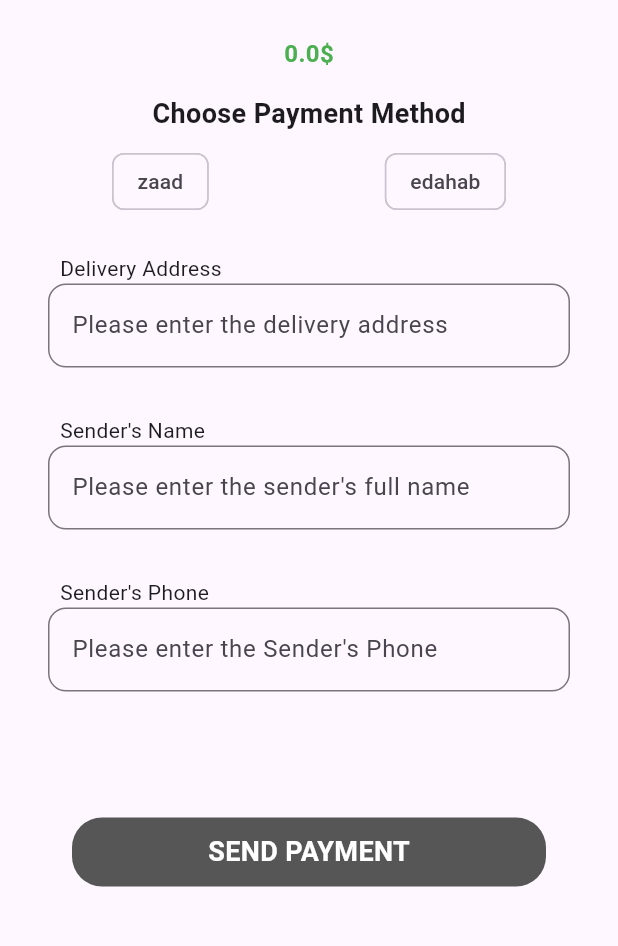
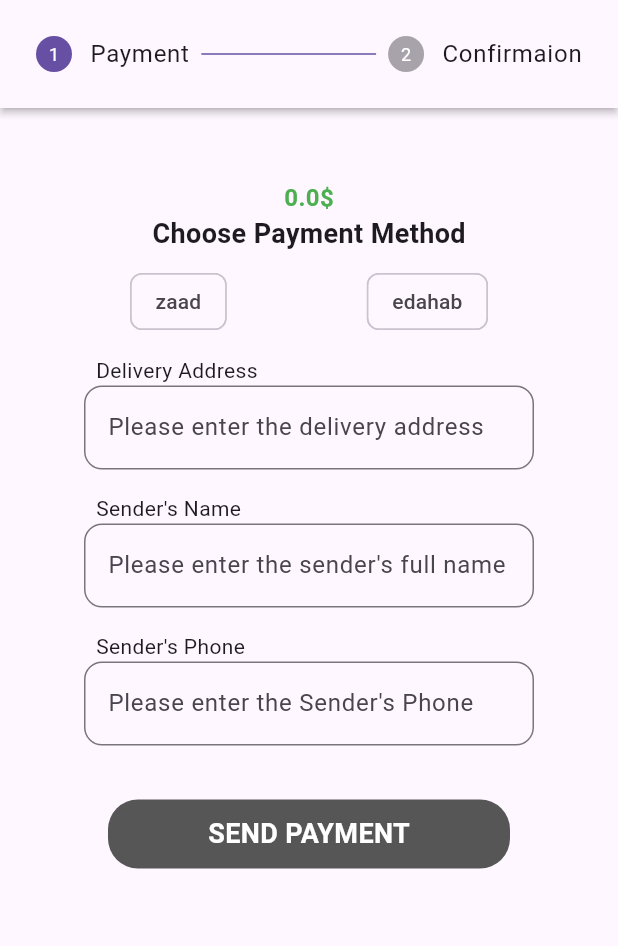
Before and after one commit to Semedii/Suuq, a Flutter app: the CheckOutPage screen opened directly with empty values, on a phone screen of 412 x 824 dp, the part 84-1030 px from its top. Run offline on Flutter 3.47's test engine with Material 3 defaults, Android fonts, the phone set to English and light mode, and no system bars; our stand-ins replace auto_route, carousel_slider, cloud_firestore, dots_indicator, firebase_auth, firebase_core and 4 more; accounts and stored records are empty; generated files the repository leaves out were written again.

```diff
--- a/lib/notifiers/checkout/checkout_notifier.dart
+++ b/lib/notifiers/checkout/checkout_notifier.dart
@@ -19,7 +19,7 @@ class CheckoutNotifier extends _$CheckoutNotifier {
     state = CheckoutLoadingState();
     final String? userEmail = FirebaseAuth.instance.currentUser?.email;
     final UserModel user = await _authDataService.fetchCurrentUser(userEmail!);
-    state = CheckouLoadedState(
+    state = CheckoutLoadedState(
       deliveryAddress: user.address,
       sendersName: user.name,
       sendersPhone: user.phoneNumber,
@@ -27,19 +27,26 @@ class CheckoutNotifier extends _$CheckoutNotifier {
   }
 
   onPaymenOptionChanged(PaymentOption option) {
-    state = (state as CheckouLoadedState).copyWith(paymentOption: option);
+    state = (state as CheckoutLoadedState).copyWith(paymentOption: option);
   }
 
   onDeliveryAddressChanged(String deliveryAddress) {
-    state = (state as CheckouLoadedState)
+    state = (state as CheckoutLoadedState)
         .copyWith(deliveryAddress: deliveryAddress);
   }
 
   onSendersNameChanged(String sendersName) {
-    state = (state as CheckouLoadedState).copyWith(sendersName: sendersName);
+    state = (state as CheckoutLoadedState).copyWith(sendersName: sendersName);
   }
 
   onSendersPhoneChanged(String sendersPhone) {
-    state = (state as CheckouLoadedState).copyWith(sendersPhone: sendersPhone);
+    state = (state as CheckoutLoadedState).copyWith(sendersPhone: sendersPhone);
+  }
+
+  onSendButtonPressed(){
+    state =(state as CheckoutLoadedState).copyWith(stepIndex: 1);
+  }
+  onStepTapped(int index){
+     state =(state as CheckoutLoadedState).copyWith(stepIndex: index);
   }
 }
--- a/lib/notifiers/checkout/checkout_state.dart
+++ b/lib/notifiers/checkout/checkout_state.dart
@@ -6,26 +6,30 @@ class CheckoutInitialState extends CheckoutState {}
 
 class CheckoutLoadingState extends CheckoutState {}
 
-class CheckouLoadedState extends CheckoutState {
+class CheckoutLoadedState extends CheckoutState {
+  final int stepIndex;
   final PaymentOption? paymentOption;
   final String? deliveryAddress;
   final String? sendersName;
   final String? sendersPhone;
 
-  CheckouLoadedState({
+  CheckoutLoadedState({
+    this.stepIndex=0,
      this.paymentOption,
      this.deliveryAddress,
      this.sendersName,
      this.sendersPhone,
   });
 
-  CheckouLoadedState copyWith({
+  CheckoutLoadedState copyWith({
+    int? stepIndex,
     PaymentOption? paymentOption,
     String? deliveryAddress,
     String? sendersName,
     String? sendersPhone,
   }) {
-    return CheckouLoadedState(
+    return CheckoutLoadedState(
+      stepIndex: stepIndex??this.stepIndex,
       paymentOption: paymentOption ?? this.paymentOption,
       deliveryAddress: deliveryAddress ?? this.deliveryAddress,
       sendersName: sendersName ?? this.sendersName,
--- /dev/null
+++ b/lib/pages/checkout_page/check_out_page.dart
@@ -0,0 +1,68 @@
+import 'package:auto_route/auto_route.dart';
+import 'package:flutter/material.dart';
+import 'package:flutter_riverpod/flutter_riverpod.dart';
+import 'package:suuq/notifiers/checkout/checkout_notifier.dart';
+import 'package:suuq/notifiers/checkout/checkout_state.dart';
+import 'package:suuq/pages/checkout_page/confirmation_step.dart';
+import 'package:suuq/pages/checkout_page/payment_step.dart';
+
+@RoutePage()
+class CheckOutPage extends ConsumerWidget {
+  final double totalAmount;
+  const CheckOutPage({super.key, required this.totalAmount});
+
+  @override
+  Widget build(BuildContext context, WidgetRef ref) {
+    final checkoutState = ref.watch(checkoutNotifierProvider);
+
+    return Scaffold(
+      appBar: AppBar(
+        title: const Text("Checkout"),
+      ),
+      body: _mapStateToWidget(context, checkoutState, ref),
+    );
+  }
+
+  Widget _mapStateToWidget(
+    BuildContext context,
+    CheckoutState state,
+    WidgetRef ref,
+  ) {
+    if (state is CheckoutInitialState) {
+      WidgetsBinding.instance.addPostFrameCallback((_) {
+        ref.read(checkoutNotifierProvider.notifier).initPage();
+      });
+    } else if (state is CheckoutLoadedState) {
+      return _checkouSteppers(context, state, ref);
+    }
+    return const Center(child: CircularProgressIndicator());
+  }
+
+  Widget _checkouSteppers(
+    BuildContext context,
+    CheckoutLoadedState state,
+    WidgetRef ref,
+  ) {
+    return Stepper(
+      onStepTapped: ref.read(checkoutNotifierProvider.notifier).onStepTapped,
+      currentStep: state.stepIndex,
+      controlsBuilder: (context, details) {
+        return const SizedBox.shrink();
+      },
+      type: StepperType.horizontal,
+      steps: [
+        Step(
+          title: const Text("Payment"),
+          content: PaymentStep(totalAmount: totalAmount),
+          isActive: state.stepIndex == 0,
+          state: state.stepIndex > 0 ? StepState.complete : StepState.indexed,
+        ),
+        Step(
+            title: const Text("Confirmaion"),
+            content: const ConfirmationStep(),
+            isActive: state.stepIndex == 1,
+            state: StepState.indexed),
+      ],
+    );
+  }
+}
--- /dev/null
+++ b/lib/pages/checkout_page/confirmation_step.dart
@@ -0,0 +1,10 @@
+import 'package:flutter/material.dart';
+
+class ConfirmationStep extends StatelessWidget {
+  const ConfirmationStep({super.key});
+
+  @override
+  Widget build(BuildContext context) {
+    return Container(width: 300, height: 300, color: Colors.red,);
+  }
+}
--- a/lib/pages/check_out_page.dart
+++ b/lib/pages/checkout_page/payment_step.dart
@@ -1,4 +1,3 @@
-import 'package:auto_route/auto_route.dart';
 import 'package:flutter/material.dart';
 import 'package:flutter_riverpod/flutter_riverpod.dart';
 import 'package:suuq/components/app_button.dart';
@@ -12,43 +11,13 @@ import 'package:suuq/utils/enums/payment_option_enum.dart';
 import 'package:suuq/utils/field_validators.dart';
 import 'package:flutter_gen/gen_l10n/app_localizations.dart';
 
-@RoutePage()
-class CheckOutPage extends ConsumerWidget {
+class PaymentStep extends ConsumerWidget {
+  PaymentStep({required this.totalAmount, super.key});
   final double totalAmount;
-  CheckOutPage({super.key, required this.totalAmount});
   final _formKey = GlobalKey<FormState>();
   @override
   Widget build(BuildContext context, WidgetRef ref) {
-    final checkoutState = ref.watch(checkoutNotifierProvider);
-
-    return Scaffold(
-      appBar: AppBar(
-        title: const Text("Checkout"),
-      ),
-      body: _mapStateToWidget(context, checkoutState, ref),
-    );
-  }
-
-  Widget _mapStateToWidget(
-    BuildContext context,
-    CheckoutState state,
-    WidgetRef ref,
-  ) {
-    if (state is CheckoutInitialState) {
-      WidgetsBinding.instance.addPostFrameCallback((_) {
-        ref.read(checkoutNotifierProvider.notifier).initPage();
-      });
-    } else if (state is CheckouLoadedState) {
-      return _buildCheckoutPage(context, state, ref);
-    }
-    return const Center(child: CircularProgressIndicator());
-  }
-
-  Padding _buildCheckoutPage(
-    BuildContext context,
-    CheckouLoadedState state,
-    WidgetRef ref,
-  ) {
+    final state = ref.watch(checkoutNotifierProvider) as CheckoutLoadedState;
     AppLocalizations localizations = AppLocalizations.of(context)!;
     bool isOutOfWorkingHours =
         DateTime.now().hour > 21 || DateTime.now().hour < 7;
@@ -62,18 +31,13 @@ class CheckOutPage extends ConsumerWidget {
               crossAxisAlignment: CrossAxisAlignment.center,
               children: [
                 _buildPrice(totalAmount),
-                const SizedBox(height: 16),
                 _buildChoosePaymentSection(state, ref),
-                const SizedBox(height: 24),
+                const SizedBox(height: 12),
                 _buildAddressField(state.deliveryAddress, ref, localizations),
-                const SizedBox(height: 16),
                 _buildNameField(state.sendersName, ref, localizations),
-                const SizedBox(height: 16),
                 _buildPhoneNumberFIeld(state.sendersPhone, ref, localizations),
-                const SizedBox(height: 24),
                 if (isOutOfWorkingHours) _buildTimeDisclaimer(),
-                const SizedBox(height: 24),
-                _buildSendButton(),
+                _buildSendButton(ref),
               ],
             ),
           ),
@@ -149,18 +113,7 @@ class CheckOutPage extends ConsumerWidget {
     );
   }
 
-  AppButton _buildSendButton() {
-    return AppButton(
-      title: "Send Payment",
-      onTap: () {
-        if (_formKey.currentState!.validate()) {
-          print("sent");
-        }
-      },
-    );
-  }
-
-  _buildChoosePaymentSection(CheckouLoadedState state, WidgetRef ref) {
+  _buildChoosePaymentSection(CheckoutLoadedState state, WidgetRef ref) {
     return Column(
       children: [
         _buildPaymentMethodText(),
@@ -200,13 +153,14 @@ class CheckOutPage extends ConsumerWidget {
 
   _buildPaymentChip({
     required PaymentOption paymentOption,
-    required CheckouLoadedState state,
+    required CheckoutLoadedState state,
     required Function(bool)? onSelected,
   }) {
     return ChoiceChip(
       label: Text(paymentOptionToString(paymentOption)),
       selected: state.paymentOption == paymentOption,
       onSelected: onSelected,
+      selectedColor: AppColors.green.shade300,
     );
   }
 
@@ -220,4 +174,15 @@ class CheckOutPage extends ConsumerWidget {
       ),
     );
   }
+
+  AppButton _buildSendButton(WidgetRef ref) {
+    return AppButton(
+      title: "Send Payment",
+      onTap: () {
+        if (_formKey.currentState!.validate()) {
+          ref.read(checkoutNotifierProvider.notifier).onSendButtonPressed();
+        }
+      },
+    );
+  }
 }
```
Also changed, not shown: lib/router/app_router.gr.dart.
